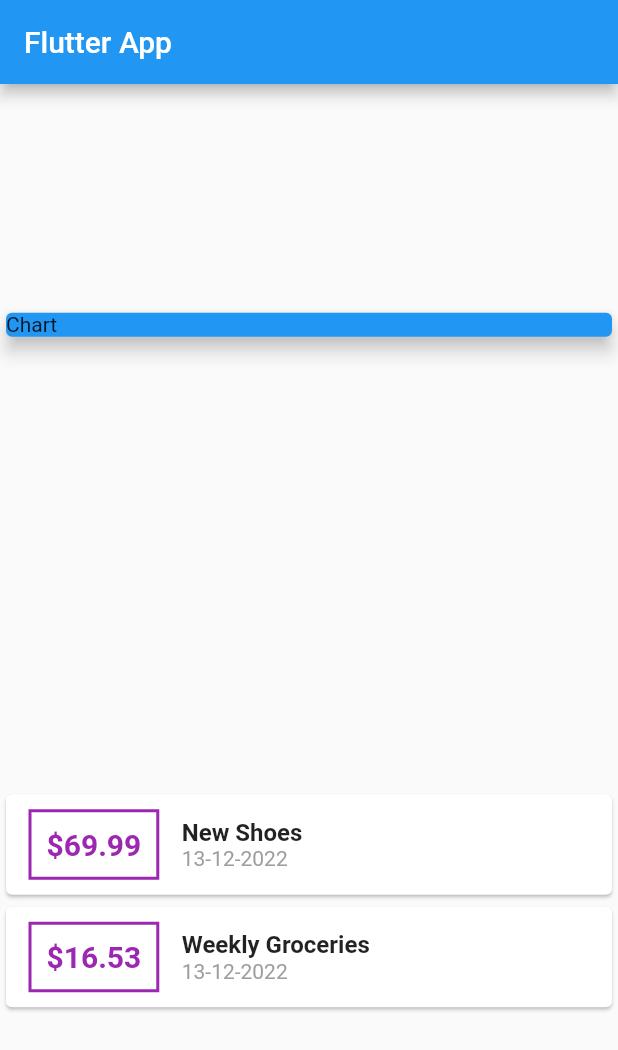
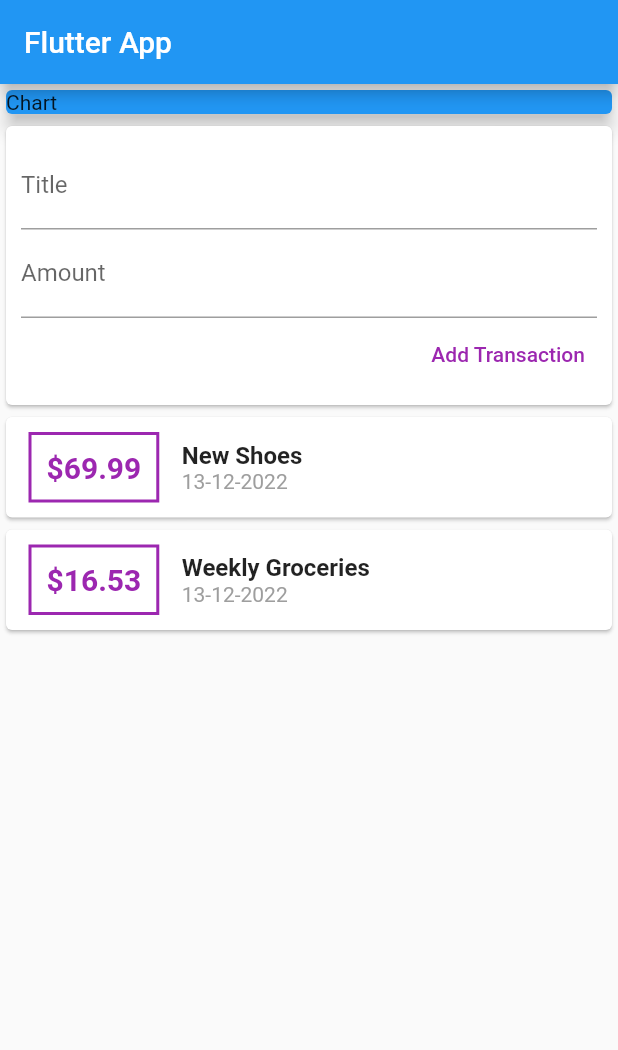
Before and after one commit to josemlegal/personal_expenses_app_flutter, a Flutter app: the screen it shows after launch, on a phone screen of 412 x 824 dp. Shown: the top 1050 px of the screen. Run offline on Flutter 3.47's test engine with Material 2 defaults, Android fonts, the phone set to English and light mode, and no system bars.

Commit message:
Added the form to add tx

```diff
--- a/lib/main.dart
+++ b/lib/main.dart
@@ -41,7 +41,7 @@ class MyHomePage extends StatelessWidget {
         title: const Text('Flutter App'),
       ),
       body: Column(
-        mainAxisAlignment: MainAxisAlignment.spaceAround,
+        // mainAxisAlignment: MainAxisAlignment.spaceAround,
         crossAxisAlignment: CrossAxisAlignment.stretch,
         children: [
           Container(
@@ -50,6 +50,29 @@ class MyHomePage extends StatelessWidget {
               color: Colors.blue,
               child: Text('Chart'),
               elevation: 5,
+            ),
+          ),
+          Card(
+            child: Container(
+              padding: const EdgeInsets.all(10),
+              child: Column(
+                crossAxisAlignment: CrossAxisAlignment.end,
+                children: [
+                  TextField(
+                    decoration: InputDecoration(labelText: 'Title'),
+                  ),
+                  TextField(
+                    decoration: InputDecoration(labelText: 'Amount'),
+                  ),
+                  TextButton(
+                    onPressed: () {},
+                    style: TextButton.styleFrom(
+                      primary: Colors.purple,
+                    ),
+                    child: Text('Add Transaction'),
+                  ),
+                ],
+              ),
             ),
           ),
           Column(
```
